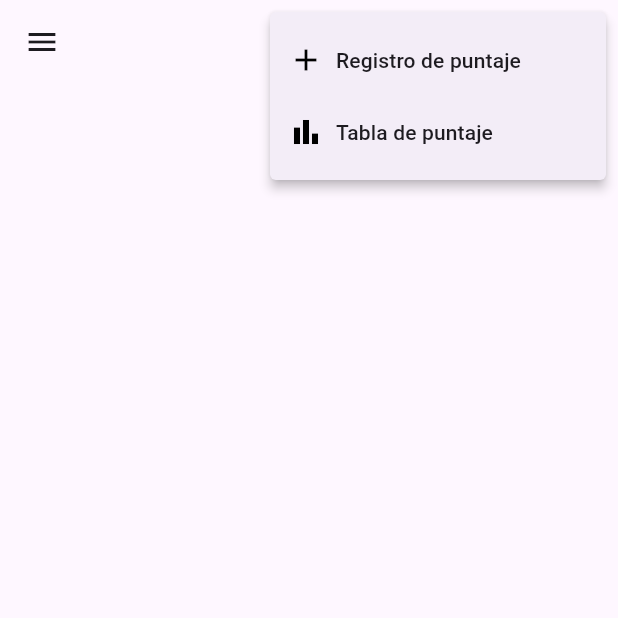
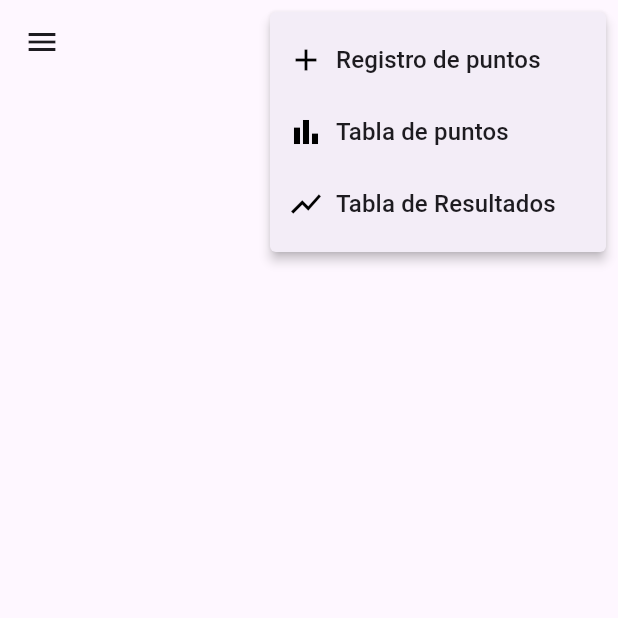
Before and after one commit to Robertopoemape/torneos, a Flutter app: the screen it shows after launch, after a tap on the "more vert" icon, on a phone screen of 412 x 824 dp, the top half of it. Run offline on Flutter 3.47's test engine with Material 3 defaults, Android fonts, the phone set to English and light mode, and no system bars; our stand-ins replace auto_route, cloud_firestore, firebase_core, image_picker, permission_handler, syncfusion_flutter_datagrid; accounts and stored records are empty; generated files the repository leaves out were written again; statements that could not run were skipped.

Commit message:
feat: new design table result voley

```diff
--- a/lib/core/router/app_routes_micro.dart
+++ b/lib/core/router/app_routes_micro.dart
@@ -14,7 +14,8 @@ class MicroAppRouter extends RootStackRouter {
           initial: true,
         ),
         AutoRoute(page: VolleyballMatchesRoute.page),
-        AutoRoute(page: ResultTableRoute.page),
+        AutoRoute(page: TablePointsVoleyRoute.page),
+        AutoRoute(page: TableResultVoleyRoute.page),
         AutoRoute(page: RegisterTeamRoute.page),
         AutoRoute(page: TournamentDetailRoute.page),
         AutoRoute(page: RegisterTournamentRoute.page),
--- a/lib/presentation/home/view/home_screen.dart
+++ b/lib/presentation/home/view/home_screen.dart
@@ -3,6 +3,7 @@ import 'package:flutter/material.dart';
 import 'package:provider/provider.dart';
 
 import '../../../core/core.dart';
+import '../../../src/models/models.dart';
 import '../../drawer_menu_header/drawer_menu_header.dart';
 import '../home.dart';
 
@@ -38,13 +39,27 @@ class HomeScreenContent extends StatelessWidget {
         ),
         actions: [
           CustomPopupMenu(
-            onOptionSelected: (value) {
-              if (value == 1) {
-                //    autoRouterPush(context, VolleyballMatchesRoute());
-              } else if (value == 2) {
-                autoRouterPush(context, ResultTableRoute());
-              }
-            },
+            options: [
+              MenuItems(
+                title: 'Registro de puntos',
+                icon: Icons.add,
+                onOptionSelected: () {},
+              ),
+              MenuItems(
+                title: 'Tabla de puntos',
+                icon: Icons.bar_chart,
+                onOptionSelected: () {
+                  autoRouterPush(context, TablePointsVoleyRoute());
+                },
+              ),
+              MenuItems(
+                title: 'Tabla de Resultados',
+                icon: Icons.show_chart,
+                onOptionSelected: () {
+                  autoRouterPush(context, TableResultVoleyRoute());
+                },
+              ),
+            ],
           ),
         ],
       ),
--- a/lib/presentation/home/widgets/custom_popup_menu.dart
+++ b/lib/presentation/home/widgets/custom_popup_menu.dart
@@ -1,36 +1,32 @@
 import 'package:flutter/material.dart';
 
+import '../../../src/models/models.dart';
+
 class CustomPopupMenu extends StatelessWidget {
-  final void Function(int) onOptionSelected;
-
-  const CustomPopupMenu({super.key, required this.onOptionSelected});
+  const CustomPopupMenu({
+    required this.options,
+    super.key,
+  });
+  final List<MenuItems> options;
 
   @override
   Widget build(BuildContext context) {
     return PopupMenuButton<int>(
-      onSelected: onOptionSelected,
-      itemBuilder: (BuildContext context) => [
-        PopupMenuItem(
-          value: 1,
+      onSelected: (index) => options[index].onOptionSelected(),
+      itemBuilder: (context) => options.asMap().entries.map((entry) {
+        final index = entry.key;
+        final item = entry.value;
+        return PopupMenuItem<int>(
+          value: index,
           child: Row(
-            children: const [
-              Icon(Icons.add, color: Colors.black),
-              SizedBox(width: 8),
-              Text('Registro de puntaje'),
+            children: [
+              Icon(item.icon, color: Colors.black),
+              const SizedBox(width: 8),
+              Text(item.title, style: const TextStyle(fontSize: 16)),
             ],
           ),
-        ),
-        PopupMenuItem(
-          value: 2,
-          child: Row(
-            children: const [
-              Icon(Icons.bar_chart, color: Colors.black),
-              SizedBox(width: 8),
-              Text('Tabla de puntaje'),
-            ],
-          ),
-        ),
-      ],
+        );
+      }).toList(),
     );
   }
 }
--- a/lib/presentation/register_statistic/view/volleyball_matches_screen.dart
+++ b/lib/presentation/register_statistic/view/volleyball_matches_screen.dart
@@ -36,7 +36,7 @@ class VolleyballMatchesScreen extends StatelessWidget {
             foregroundColor: ComColors.gsWhite,
             centerTitle: true,
             title: Text(
-              'Registro de puntos volleyball',
+              'Registro de puntos voleybol',
               style: ComTextStyle.h6.gsWhite,
             ),
           ),
--- a/lib/presentation/result_table/result_table.dart
+++ /dev/null
@@ -1 +0,0 @@
-export 'view/result_table_screen.dart';
--- /dev/null
+++ b/lib/presentation/table_points/table_points.dart
@@ -0,0 +1 @@
+export 'view/table_points_voley_screen.dart';
--- a/lib/presentation/result_table/view/result_table_screen.dart
+++ b/lib/presentation/table_points/view/table_points_voley_screen.dart
@@ -7,8 +7,8 @@ import '../../../core/style/app_text_style.dart';
 import '../../../src/src.dart';
 
 @RoutePage()
-class ResultTableScreen extends StatelessWidget {
-  const ResultTableScreen({super.key});
+class TablePointsVoleyScreen extends StatelessWidget {
+  const TablePointsVoleyScreen({super.key});
 
   Future<List<MatchData>> fetchMatchData() async {
     final snapshot =
@@ -27,7 +27,7 @@ class ResultTableScreen extends StatelessWidget {
         backgroundColor: ComColors.succ500,
         foregroundColor: ComColors.gsWhite,
         title: Text(
-          'Tabla de Resultados',
+          'Tabla de Puntos',
           style: ComTextStyle.h6.gsWhite,
         ),
       ),
--- /dev/null
+++ b/lib/presentation/table_result/table_result.dart
@@ -0,0 +1,2 @@
+export 'view/table_result_voley_screen.dart';
+export 'view/table_result_voley_vm.dart';
--- a/lib/src/models/match_data.dart
+++ b/lib/src/models/match_data.dart
@@ -1,4 +1,4 @@
-import '../src.dart';
+import 'models.dart';
 
 class MatchData {
   final String teamName;
@@ -7,15 +7,15 @@ class MatchData {
 
   MatchData({
     required this.teamName,
+    required this.stats,
     this.position,
-    required this.stats,
   });
 
   Map<String, dynamic> toMap() {
     return {
       'teamName': teamName,
       'position': position,
-      'stats': stats.toMap(),
+      'stats': stats.toJson(),
     };
   }
 
--- a/lib/src/models/match_stats.dart
+++ b/lib/src/models/match_stats.dart
@@ -33,7 +33,7 @@ class MatchStats {
     required this.zeroTwo,
   });
 
-  Map<String, dynamic> toMap() {
+  Map<String, dynamic> toJson() {
     return {
       'played': played,
       'won': won,
--- /dev/null
+++ b/lib/src/models/menu_items.dart
@@ -0,0 +1,13 @@
+import 'package:flutter/material.dart';
+
+class MenuItems {
+  final String title;
+  final IconData icon;
+  final VoidCallback onOptionSelected;
+
+  MenuItems({
+    required this.title,
+    required this.icon,
+    required this.onOptionSelected,
+  });
+}
--- a/lib/src/models/models.dart
+++ b/lib/src/models/models.dart
@@ -1,7 +1,7 @@
 export 'match_data.dart';
 export 'match_stats.dart';
-export 'tournament_detail_data.dart';
 export 'matches_data.dart';
 export 'player_data.dart';
 export 'tournament_data.dart';
 export 'volleyball_match_data.dart';
+export 'menu_items.dart';
--- a/pubspec.yaml
+++ b/pubspec.yaml
@@ -19,6 +19,7 @@ dependencies:
   path_provider: ^2.1.5
   permission_handler: ^11.3.1
   provider: ^6.1.2
+  syncfusion_flutter_datagrid: ^28.1.41
   image_picker: ^1.1.2
   intl: ^0.20.1
 
```
Also changed, not shown: lib/presentation/table_result/view/table_result_voley_screen.dart (added, +84 -0 lines), lib/presentation/table_result/view/table_result_voley_vm.dart (added, +106 -0 lines), lib/presentation/table_result/widgets/my_data_source.dart (added, +59 -0 lines), lib/src/models/tournament_detail_data.dart (deleted, +0 -60 lines), lib/core/router/router_provider_micro.gr.dart, pubspec.lock.
